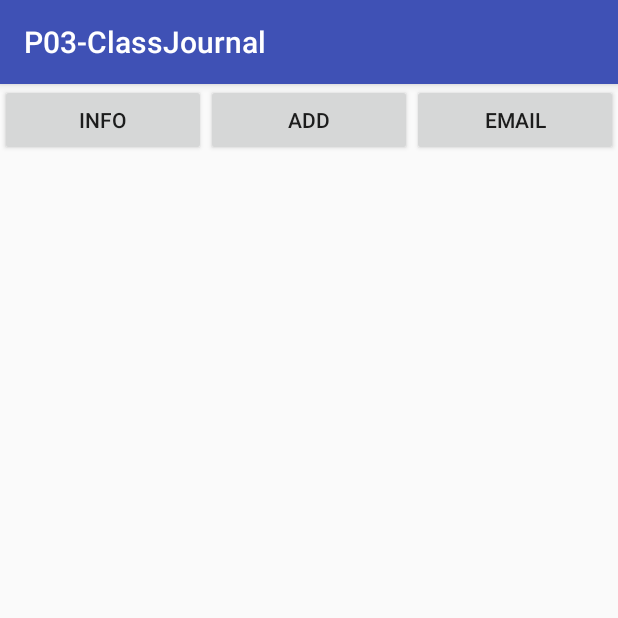
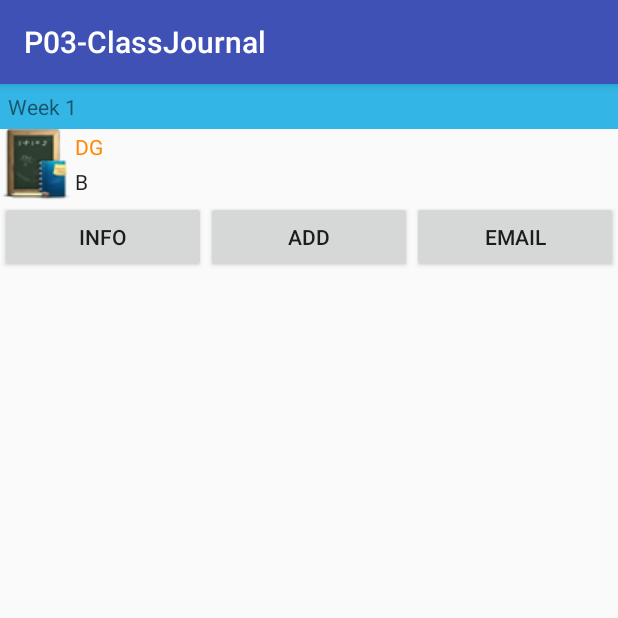
Before and after one commit to tokgrumps/P03-ClassJournal, an Android app: the infoPage screen opened directly, with no data from a screen before it, on a phone screen of 412 x 824 dp, the top half of it. Run offline under Robolectric (Android 15) with nearby library versions, the phone set to English and light mode, and no system bars.

Commit message:
more updates

```diff
--- a/app/src/main/java/com/myapplicationdev/android/p03_classjournal/WeekAdapter.java
+++ b/app/src/main/java/com/myapplicationdev/android/p03_classjournal/WeekAdapter.java
@@ -12,7 +12,7 @@ import java.util.ArrayList;
 public class WeekAdapter extends ArrayAdapter<Weeks> {
     private ArrayList<Weeks> week;
     private Context context;
-    private TextView tvSubject, tvGrade;
+    private TextView tvWeek, tvGrade;
 
     public WeekAdapter(Context context, int resource, ArrayList<Weeks> objects){
         super(context, resource, objects);
@@ -31,10 +31,10 @@ public class WeekAdapter extends ArrayAdapter<Weeks> {
         LayoutInflater inflater = (LayoutInflater) context
                 .getSystemService(Context.LAYOUT_INFLATER_SERVICE);
         // "Inflate" the row_main.xmln.xml as the layout for the View object
-        View rowView = inflater.inflate(R.layout.row_main, parent, false);
+        View rowView = inflater.inflate(R.layout.row_info_page, parent, false);
 
         // Get the TextView object
-        tvSubject = (TextView) rowView.findViewById(R.id.tvSubject);
+        tvWeek = (TextView) rowView.findViewById(R.id.tvWeek);
         tvGrade = (TextView) rowView.findViewById(R.id.tvGrade);
 
 
@@ -44,7 +44,8 @@ public class WeekAdapter extends ArrayAdapter<Weeks> {
         Weeks currentWeek = week.get(position);
         // Set the TextView to show the food
 
-        tvGrade.setText(currentWeek.getName());
+        tvGrade.setText(currentWeek.getGrade());
+        tvWeek.setText(currentWeek.getWeek());
 
         // Return the nicely done up View to the ListView
         return rowView;
--- a/app/src/main/java/com/myapplicationdev/android/p03_classjournal/Weeks.java
+++ b/app/src/main/java/com/myapplicationdev/android/p03_classjournal/Weeks.java
@@ -2,12 +2,19 @@ package com.myapplicationdev.android.p03_classjournal;
 
 
 public class Weeks {
-    private String name;
-    private boolean img;
-    public Weeks(String name, boolean img) {
-        this.name = name;
+    private String week;
+    private String grade;
+    public Weeks(String week, String grade) {
+        this.week = week;
+        this.grade = grade;
     }
-    public String getName() {
-        return name;
+
+    public String getWeek() {
+        return week;
     }
+
+    public String getGrade() {
+        return grade;
+    }
+
 }
--- a/app/src/main/java/com/myapplicationdev/android/p03_classjournal/infoPage.java
+++ b/app/src/main/java/com/myapplicationdev/android/p03_classjournal/infoPage.java
@@ -26,8 +26,10 @@ public class infoPage extends AppCompatActivity {
         btnEmail = (Button) findViewById(R.id.buttonEmail);
 
         week = new ArrayList<Weeks>();
-        week.add(new Weeks("Week 1", true));
+        week.add(new Weeks("Week 1", "B"));
 
+        aa = new WeekAdapter(this, R.layout.row_info_page, week);
+        lv.setAdapter(aa);
 
     }
 }
--- /dev/null
+++ b/app/src/main/res/layout/row_info_page.xml
@@ -0,0 +1,53 @@
+<?xml version="1.0" encoding="utf-8"?>
+<LinearLayout xmlns:android="http://schemas.android.com/apk/res/android"
+    xmlns:app="http://schemas.android.com/apk/res-auto"
+    android:layout_width="match_parent"
+    android:layout_height="wrap_content"
+    android:orientation="vertical">
+
+    <TextView
+        android:id="@+id/tvWeek"
+        android:layout_width="match_parent"
+        android:layout_height="wrap_content"
+        android:background="@android:color/holo_blue_light"
+        android:padding="5dp"
+        android:text="Week" />
+
+    <LinearLayout
+        android:layout_width="match_parent"
+        android:layout_height="match_parent"
+        android:orientation="horizontal">
+
+        <ImageView
+            android:id="@+id/imageView"
+            android:layout_width="wrap_content"
+            android:layout_height="wrap_content"
+            app:srcCompat="@drawable/dg" />
+
+        <LinearLayout
+            android:layout_width="match_parent"
+            android:layout_height="match_parent"
+            android:layout_weight="1"
+            android:orientation="vertical">
+
+            <TextView
+                android:id="@+id/DG"
+                android:layout_width="match_parent"
+                android:layout_height="wrap_content"
+                android:padding="2dp"
+                android:text="@string/firstText"
+                android:textAppearance="@style/TextAppearance.AppCompat"
+                android:textColor="@android:color/holo_orange_dark" />
+
+            <TextView
+                android:id="@+id/tvGrade"
+                android:layout_width="match_parent"
+                android:layout_height="wrap_content"
+                android:padding="2dp"
+                android:text="Grade"
+                android:textAppearance="@style/TextAppearance.AppCompat" />
+        </LinearLayout>
+
+    </LinearLayout>
+
+</LinearLayout>
```
Also changed, not shown: app/src/main/res/drawable/dg.png (added).
